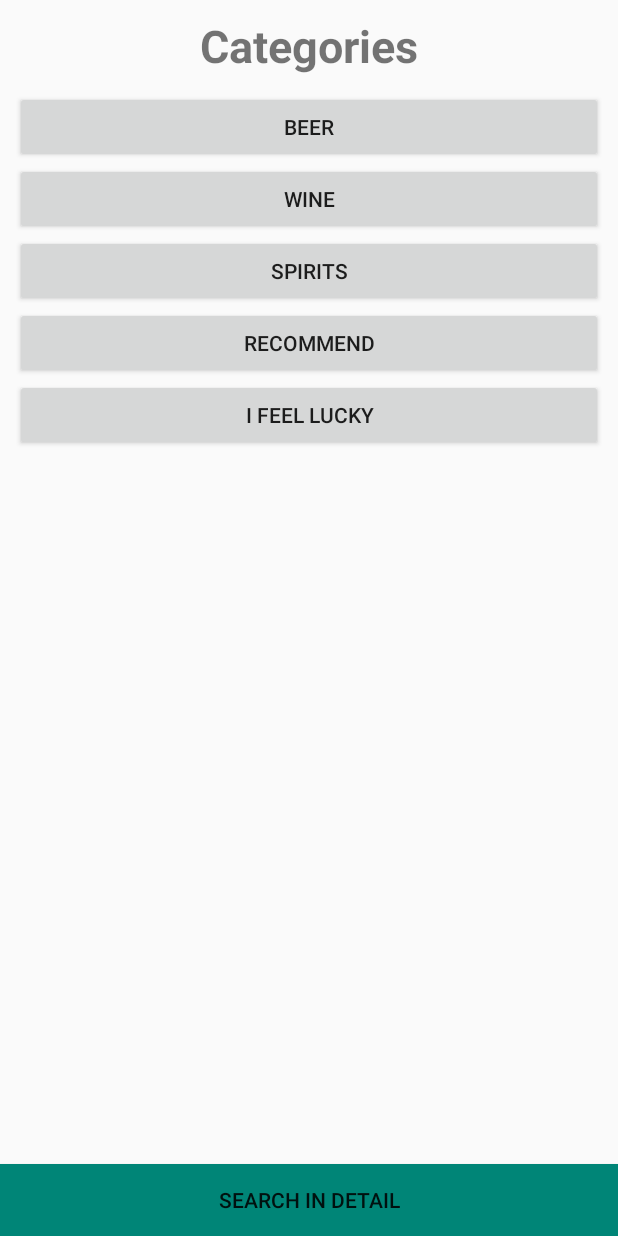
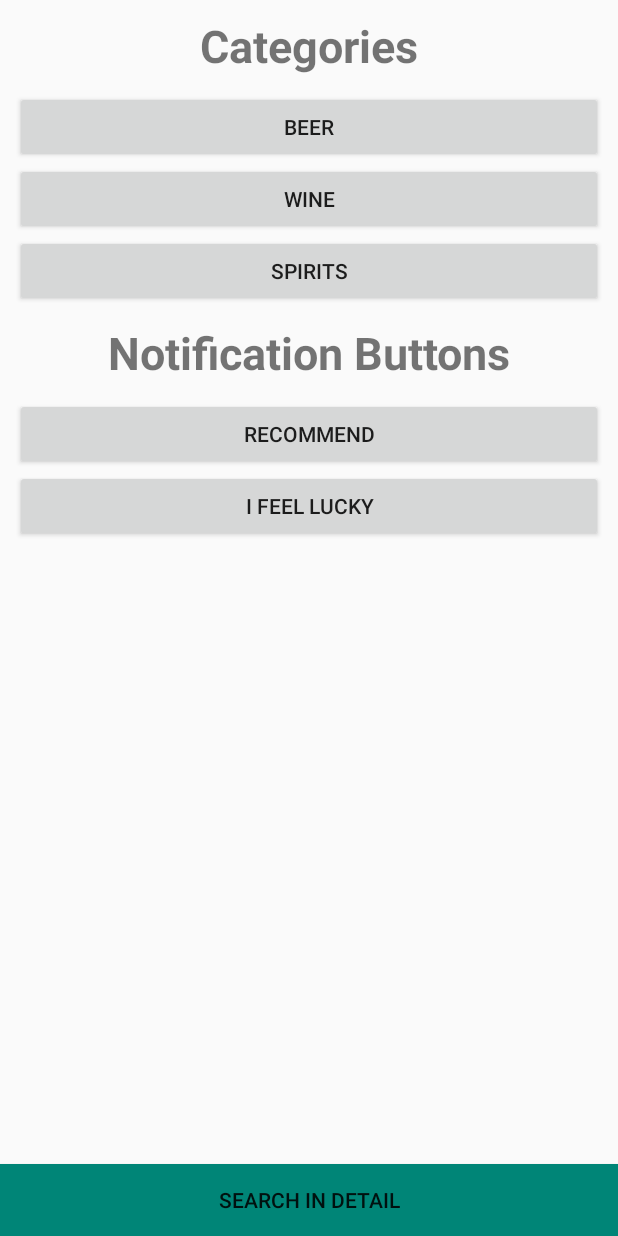
Before and after one commit to SWE589-Android-Development-tmk/alkolmetre, an Android app: the layout activity_main.xml on its own in the app's theme, with its tools: preview values and no code run, on a phone screen of 412 x 824 dp. Run offline under Robolectric (Android 15) with nearby library versions, the phone set to English and light mode, and no system bars.

Commit message:
some simple changes

```diff
--- a/app/build.gradle
+++ b/app/build.gradle
@@ -29,5 +29,5 @@ dependencies {
     androidTestImplementation 'com.android.support.test.espresso:espresso-core:3.0.2'
     implementation 'com.squareup.moshi:moshi:1.7.0'
     implementation 'com.android.support:preference-v7:26.0.0'
-    compile 'com.firebase:firebase-jobdispatcher:0.5.2'
+    implementation 'com.firebase:firebase-jobdispatcher:0.5.2'
 }
--- a/app/src/main/res/layout/activity_main.xml
+++ b/app/src/main/res/layout/activity_main.xml
@@ -42,6 +42,15 @@
             android:text="@string/sprits"
             android:visibility="visible" />
 
+        <TextView
+            android:layout_width="match_parent"
+            android:layout_height="wrap_content"
+            android:text="@string/notification_buttons"
+            android:gravity="center"
+            android:textStyle="bold"
+            android:textSize="30dp"
+            android:layout_margin="10dp" />
+
         <Button
             android:id="@+id/recommend_button"
             android:layout_width="match_parent"
--- a/app/src/main/res/values/strings.xml
+++ b/app/src/main/res/values/strings.xml
@@ -47,4 +47,5 @@
     <string name="alcohol_reminder">I Feel Lucky</string>
     <string name="alcohol_reminder_body">Do you want to learn a new drink?</string>
     <string name="i_feel_lucky">I Feel Lucky</string>
+    <string name="notification_buttons">Notification Buttons</string>
 </resources>
```
Also changed, not shown: app/src/main/java/com/example/mk0730/alkolmetre/service/LcboIntentService.java (+6 -1 lines), app/src/main/java/com/example/mk0730/alkolmetre/utils/ReminderUtilities.java (+3 -9 lines), app/src/main/java/com/example/mk0730/alkolmetre/utils/ReminderUtilities2.java (+3 -9 lines), 1 other file.
